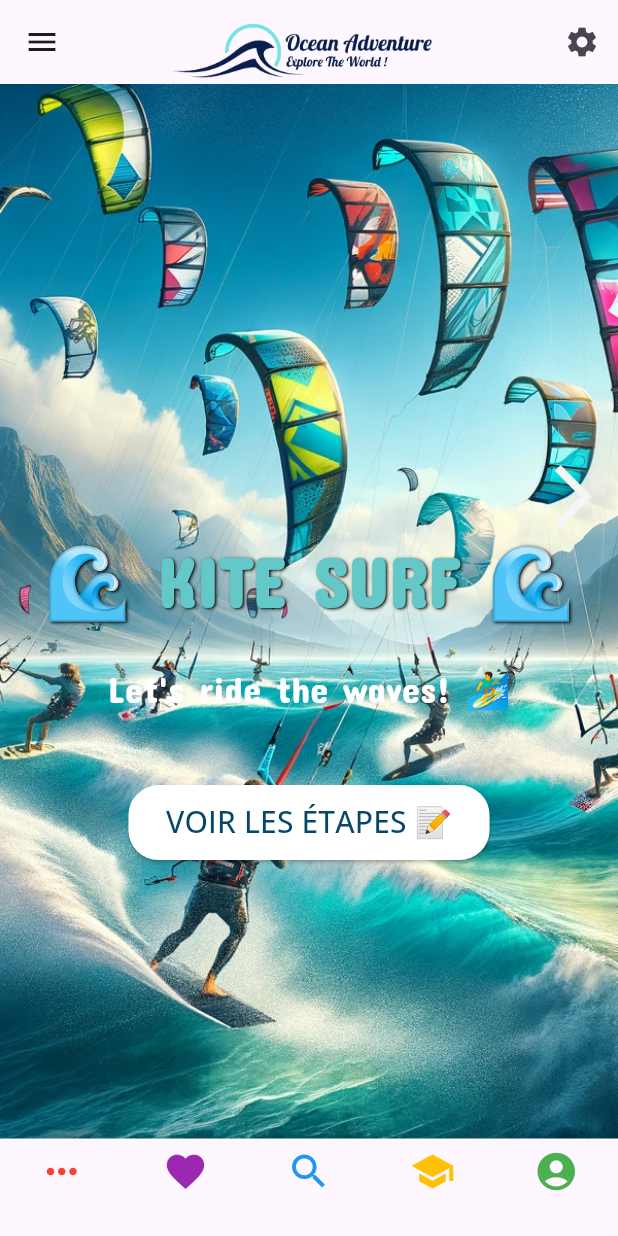
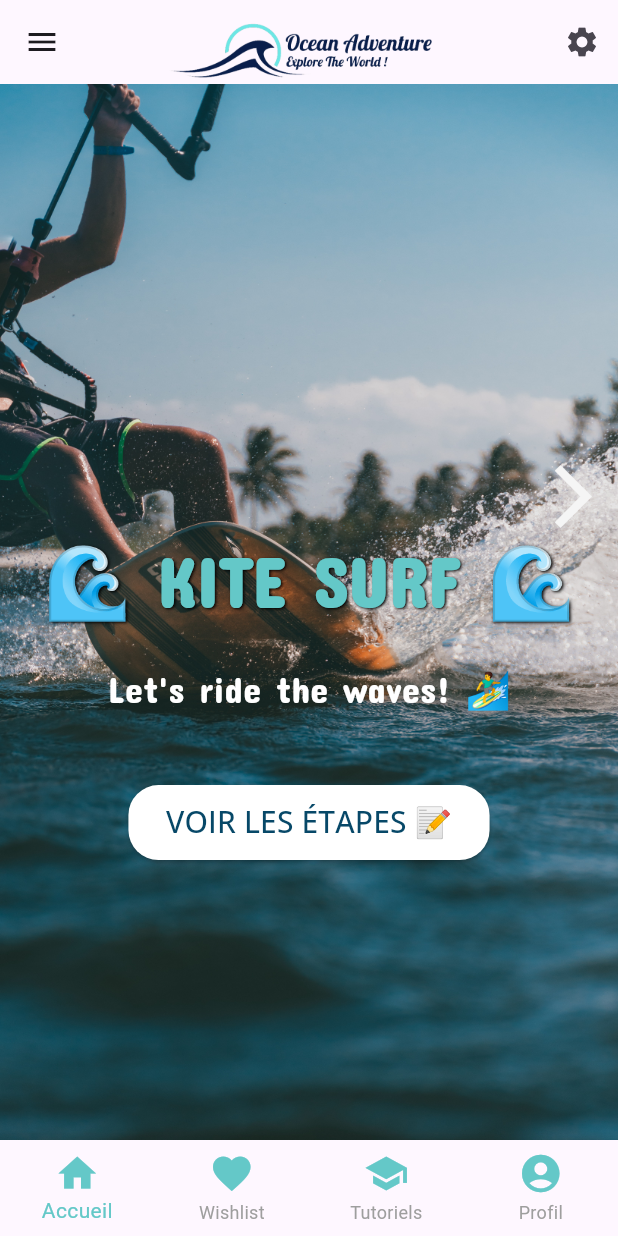
Before and after one commit to jeanJonathan/notebook_progress, a Flutter app: the Kitesurf screen opened directly, on a phone screen of 412 x 824 dp. Run offline on Flutter 3.47's test engine with Material 3 defaults, Android fonts, the phone set to English and light mode, and no system bars; our stand-ins replace cloud_firestore, firebase_auth, firebase_core, firebase_storage, flutter_typeahead, google_maps_flutter and 7 more; missing offline and left inert: flutter_facebook_auth; accounts and stored records are empty.

Commit message:
amaelioration des ecrans modernationation

```diff
--- a/lib/Surf.dart
+++ b/lib/Surf.dart
@@ -89,7 +89,7 @@ class Surf extends StatelessWidget {
         body: Stack(
           children: [
             Image.asset(
-              'assets/surf3.png',
+              'assets/surf.jpg',
               fit: BoxFit.cover,
               width: double.infinity,
               height: double.infinity,
--- a/lib/Wingfoil.dart
+++ b/lib/Wingfoil.dart
@@ -117,7 +117,7 @@ class Wingfoil extends StatelessWidget {
         body: Stack(
           children: [
             Image.asset(
-              'assets/wingfoil.png',
+              'assets/wingfoil.jpeg',
               fit: BoxFit.cover,
               width: double.infinity,
               height: double.infinity,
--- a/lib/kitesurf.dart
+++ b/lib/kitesurf.dart
@@ -4,9 +4,13 @@ import 'package:flutter/material.dart';
 import 'package:notebook_progress/etapes_screen.dart';
 import 'package:notebook_progress/menu_screen.dart';
 import 'package:notebook_progress/parametre_screen.dart';
+import 'package:notebook_progress/profile_screen.dart';
+import 'package:notebook_progress/search_screen.dart';
+import 'package:notebook_progress/wishlist_screen.dart';
 import 'package:url_launcher/url_launcher.dart';
 import 'Wingfoil.dart';
 import 'Surf.dart';
+import 'welcome_screen.dart';
 
 class Kitesurf extends StatelessWidget {
   Offset? _initialPosition;
@@ -87,7 +91,7 @@ class Kitesurf extends StatelessWidget {
         body: Stack(
           children: [
             Image.asset(
-              'assets/kitesurf3.png',
+              'assets/kitesurf.jpg',
               fit: BoxFit.cover,
               width: double.infinity,
               height: double.infinity,
@@ -174,53 +178,53 @@ class Kitesurf extends StatelessWidget {
           ],
         ),
         bottomNavigationBar: BottomNavigationBar(
-          type: BottomNavigationBarType.fixed, // Ensures all icons are shown
-          selectedItemColor: Color(0xFF64C8C8), // Highlight the selected icon
-          unselectedItemColor: Colors.grey, // Color for unselected items
-          iconSize: 30, // Increased icon size for better visibility
+          type: BottomNavigationBarType.fixed,
+          selectedItemColor: Color(0xFF64C8C8),
+          unselectedItemColor: Colors.grey,
+          iconSize: 30,
           items: [
             BottomNavigationBarItem(
-              icon: Icon(Icons.more_horiz, color: Colors.red), // Placeholder icon
-              label: '', // Removed label
+              icon: Icon(Icons.home, color: Color(0xFF64C8C8)),
+              label: 'Accueil',
             ),
             BottomNavigationBarItem(
-              icon: Icon(Icons.favorite, color: Colors.purple), // Icon for wishlist
-              label: '', // Removed label
+              icon: Icon(Icons.favorite, color: Color(0xFF64C8C8)),
+              label: 'Wishlist',
             ),
             BottomNavigationBarItem(
-              icon: Icon(Icons.search, color: Colors.blue), // Icon for search
-              label: '', // Removed label
+              icon: Icon(Icons.school, color: Color(0xFF64C8C8)),
+              label: 'Tutoriels',
             ),
             BottomNavigationBarItem(
-              icon: Icon(Icons.school, color: Colors.amber), // Icon for tutorial
-              label: '', // Removed label
-            ),
-            BottomNavigationBarItem(
-              icon: Icon(Icons.account_circle, color: Colors.green), // Icon for profile
-              label: '', // Removed label
+              icon: Icon(Icons.account_circle, color: Color(0xFF64C8C8)),
+              label: 'Profil',
             ),
           ],
           onTap: (index) {
             switch (index) {
               case 0:
-              // Action pour l'icône placeholder (à définir)
-                Navigator.pushNamed(context, '/placeholder');
+                Navigator.push(
+                  context,
+                  MaterialPageRoute(builder: (context) => WelcomeScreen(recommendedCamps: [])),
+                );
                 break;
               case 1:
-              // Naviguer vers la wishlist
-                Navigator.pushNamed(context, '/wishlist');
+                Navigator.push(
+                  context,
+                  MaterialPageRoute(builder: (context) => WishlistScreen()),
+                );
                 break;
               case 2:
-              // Naviguer vers la page de recherche
-                Navigator.pushNamed(context, '/search');
+                Navigator.push(
+                  context,
+                  MaterialPageRoute(builder: (context) => Kitesurf()),
+                );
                 break;
               case 3:
-              // Naviguer vers la page de tutoriel
-                Navigator.pushNamed(context, '/tutorial');
-                break;
-              case 4:
-              // Naviguer vers la page de profil
-                Navigator.pushNamed(context, '/profile');
+                Navigator.push(
+                  context,
+                  MaterialPageRoute(builder: (context) => ProfileScreen()),
+                );
                 break;
             }
           },
--- a/pubspec.yaml
+++ b/pubspec.yaml
@@ -87,6 +87,7 @@ flutter:
   assets:
     - assets/balloons.gif
     - assets/countries.json
+    - assets/wingfoil.jpeg
     - assets/desc_etapes.png
     - assets/kitesurf.jpg
     - assets/surf.jpg
@@ -102,7 +103,7 @@ flutter:
     - assets/demarrage.mp4
     - assets/surf3.png
     - assets/wingfoil.png
-    - assets/kitesurf3.png
+    - assets/kitesurf3.jpg
     - assets/connexion.jpg
     - assets/icones/facebook.png
     - assets/icones/google.png
```
Also changed, not shown: lib/welcome_screen.dart (+9 -19 lines), lib/wishlist_screen.dart (+82 -8 lines), assets/kitesurf.jpg, assets/kitesurf3.png (deleted), assets/surf.jpg.
